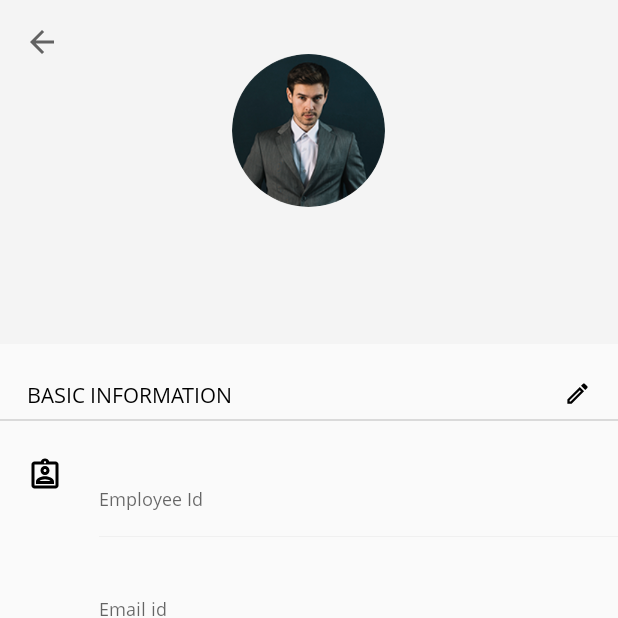
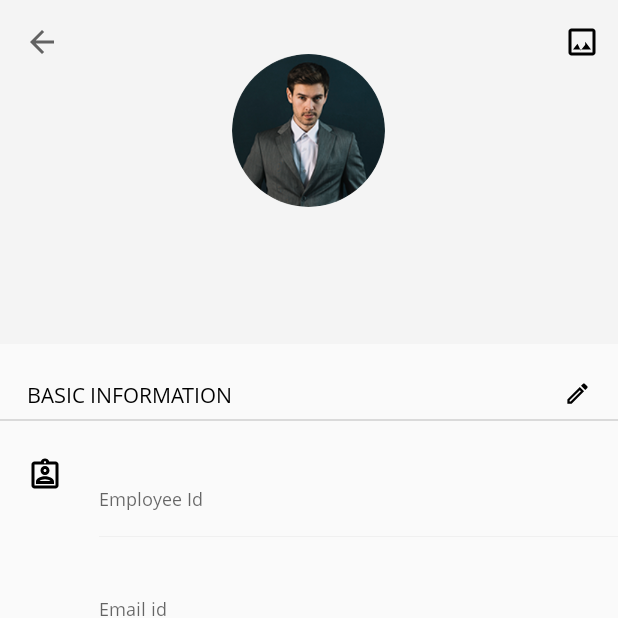
Before and after one commit to AnilWesley/nova-agritech-ems, an Android app: the ViewEmployeeFragment screen opened directly, with no data from a screen before it, on a phone screen of 412 x 824 dp, the top half of it. Run offline under Robolectric (Android 15) with nearby library versions, the phone set to English and light mode, and no system bars; our stand-ins replace CircleImageView, Firebase (no records; nobody signed in at launch, a user with empty details on screens opened directly), data binding; libraries missing offline, so code that uses them is left out: com.karumi.dexter, com.theartofdev.edmodo; pictures from the network do not load.

Commit message:
commit 14

```diff
--- a/app/build.gradle
+++ b/app/build.gradle
@@ -35,6 +35,10 @@ dependencies {
     implementation 'com.google.firebase:firebase-auth:16.1.0'
     //implementation 'com.google.firebase:firebase-firestore:18.0.1'
     implementation 'com.firebaseui:firebase-ui-firestore:4.3.1'
+    implementation 'com.firebaseui:firebase-ui-storage:4.3.1'
+
+    api 'com.theartofdev.edmodo:android-image-cropper:2.8.0'
+    implementation 'com.karumi:dexter:5.0.0'
 
     implementation 'androidx.appcompat:appcompat:1.0.2'
     implementation "androidx.exifinterface:exifinterface:1.0.0"
--- a/app/src/main/java/com/agritech/empmanager/fastpojo/FastEmployee.java
+++ b/app/src/main/java/com/agritech/empmanager/fastpojo/FastEmployee.java
@@ -1,5 +1,6 @@
 package com.agritech.empmanager.fastpojo;
 
+import android.util.Log;
 import android.view.View;
 
 import com.agritech.empmanager.R;
@@ -8,6 +9,7 @@ import com.agritech.empmanager.textdrawable.ColorGenerator;
 import com.agritech.empmanager.textdrawable.TextDrawable;
 import com.agritech.empmanager.utils.Constants;
 import com.agritech.empmanager.utils.GlideApp;
+import com.google.firebase.storage.StorageReference;
 import com.mikepenz.fastadapter.FastAdapter;
 import com.mikepenz.fastadapter.items.AbstractItem;
 
@@ -24,6 +26,8 @@ public class FastEmployee extends AbstractItem<FastEmployee, FastEmployee.ViewHo
     public String designation;
     public String department;
     public String uid;
+
+    public StorageReference sRef;
 
     public FastEmployee() {
     }
@@ -75,9 +79,10 @@ public class FastEmployee extends AbstractItem<FastEmployee, FastEmployee.ViewHo
                     .width(100)
                     .endConfig()
                     .buildRect(employee.fName.charAt(0) + "", ColorGenerator.MATERIAL.getColor(employee.fName));
-            //GlideApp.with(binding.ivProfile).load(drawable).into(binding.ivProfile);
+            GlideApp.with(binding.ivProfile).load(employee.sRef).placeholder(drawable).into(binding.ivProfile);
 
-            binding.ivProfile.setImageDrawable(drawable);
+
+            //binding.ivProfile.setImageDrawable(drawable);
 
             binding.setEmployee(employee);
 
--- a/app/src/main/java/com/agritech/empmanager/fragments/EmployeesFragment.java
+++ b/app/src/main/java/com/agritech/empmanager/fragments/EmployeesFragment.java
@@ -3,6 +3,7 @@ package com.agritech.empmanager.fragments;
 import android.content.Context;
 import android.os.Bundle;
 import android.text.InputType;
+import android.util.Log;
 import android.view.LayoutInflater;
 import android.view.Menu;
 import android.view.MenuInflater;
@@ -16,6 +17,8 @@ import com.agritech.empmanager.databinding.FragmentEmployeesBinding;
 import com.agritech.empmanager.fastpojo.FastEmployee;
 import com.google.firebase.firestore.DocumentChange;
 import com.google.firebase.firestore.FirebaseFirestore;
+import com.google.firebase.storage.FirebaseStorage;
+import com.google.firebase.storage.StorageReference;
 import com.mikepenz.fastadapter.FastAdapter;
 import com.mikepenz.fastadapter.IAdapter;
 import com.mikepenz.fastadapter.adapters.ItemAdapter;
@@ -38,6 +41,8 @@ public class EmployeesFragment extends Fragment implements SearchView.OnQueryTex
     ItemAdapter itemAdapter;
     FirebaseFirestore db;
 
+    StorageReference storageReference;
+
     public EmployeesFragment() {
         // Required empty public constructor
     }
@@ -55,7 +60,7 @@ public class EmployeesFragment extends Fragment implements SearchView.OnQueryTex
         binding = DataBindingUtil.inflate(inflater, R.layout.fragment_employees, container, false);
 
         db = FirebaseFirestore.getInstance();
-
+        storageReference = FirebaseStorage.getInstance().getReference().child("profilePic/");
         binding.rvEmployees.setLayoutManager(new LinearLayoutManager(getActivity()));
         binding.rvEmployees.setHasFixedSize(true);
 
@@ -86,7 +91,7 @@ public class EmployeesFragment extends Fragment implements SearchView.OnQueryTex
                         if (dc.getType() == DocumentChange.Type.ADDED) {
 
                             FastEmployee employee = dc.getDocument().toObject(FastEmployee.class);
-
+                            employee.sRef = storageReference.child(employee.uid+".jpg");
 
                             itemAdapter.add(employee);
 
--- a/app/src/main/java/com/agritech/empmanager/fragments/ViewEmployeeFragment.java
+++ b/app/src/main/java/com/agritech/empmanager/fragments/ViewEmployeeFragment.java
@@ -1,8 +1,15 @@
 package com.agritech.empmanager.fragments;
 
+import android.Manifest;
 import android.content.Context;
+import android.content.Intent;
+import android.net.Uri;
 import android.os.Bundle;
+import android.provider.ContactsContract;
+import android.util.Log;
 import android.view.LayoutInflater;
+import android.view.Menu;
+import android.view.MenuInflater;
 import android.view.MenuItem;
 import android.view.View;
 import android.view.ViewGroup;
@@ -12,14 +19,34 @@ import com.agritech.empmanager.databinding.FragmentProfileBinding;
 import com.agritech.empmanager.databinding.FragmentViewEmployeeBinding;
 import com.agritech.empmanager.textdrawable.ColorGenerator;
 import com.agritech.empmanager.textdrawable.TextDrawable;
+import com.agritech.empmanager.utils.GlideApp;
 import com.agritech.empmanager.utils.PrefUtilities;
+import com.google.android.gms.tasks.OnFailureListener;
+import com.google.android.gms.tasks.OnSuccessListener;
 import com.google.android.material.appbar.AppBarLayout;
 import com.google.firebase.firestore.DocumentSnapshot;
 import com.google.firebase.firestore.FirebaseFirestore;
+import com.google.firebase.storage.FirebaseStorage;
+import com.google.firebase.storage.StorageReference;
+import com.google.firebase.storage.UploadTask;
+import com.karumi.dexter.Dexter;
+import com.karumi.dexter.PermissionToken;
+import com.karumi.dexter.listener.PermissionDeniedResponse;
+import com.karumi.dexter.listener.PermissionGrantedResponse;
+import com.karumi.dexter.listener.PermissionRequest;
+import com.karumi.dexter.listener.single.CompositePermissionListener;
+import com.karumi.dexter.listener.single.PermissionListener;
+import com.karumi.dexter.listener.single.SnackbarOnDeniedPermissionListener;
+import com.theartofdev.edmodo.cropper.CropImage;
+import com.theartofdev.edmodo.cropper.CropImageView;
 
+import androidx.annotation.NonNull;
+import androidx.annotation.Nullable;
 import androidx.appcompat.app.AppCompatActivity;
 import androidx.databinding.DataBindingUtil;
 import androidx.fragment.app.Fragment;
+
+import static android.app.Activity.RESULT_OK;
 
 
 public class ViewEmployeeFragment extends Fragment {
@@ -30,18 +57,27 @@ public class ViewEmployeeFragment extends Fragment {
     AppCompatActivity activity;
     FirebaseFirestore db;
 
-    String name = "Profile", designation, emailId,department;
+    StorageReference storageRef;
+
+    String name = "Profile", designation, emailId, department;
 
 
     public ViewEmployeeFragment() {
         // Required empty public constructor
     }
 
+
+    @Override
+    public void onCreate(@Nullable Bundle savedInstanceState) {
+        setHasOptionsMenu(true);
+        super.onCreate(savedInstanceState);
+    }
+
     public static ViewEmployeeFragment setArguments(String emp_uid) {
 
         ViewEmployeeFragment fragment = new ViewEmployeeFragment();
         Bundle bundle = new Bundle();
-        bundle.putString("emp_uid",emp_uid);
+        bundle.putString("emp_uid", emp_uid);
         fragment.setArguments(bundle);
 
         return fragment;
@@ -54,6 +90,11 @@ public class ViewEmployeeFragment extends Fragment {
                              Bundle savedInstanceState) {
         // Inflate the layout for this fragment
         binding = DataBindingUtil.inflate(inflater, R.layout.fragment_view_employee, container, false);
+
+        String UID = getArguments().getString("emp_uid");
+
+
+        storageRef = FirebaseStorage.getInstance().getReference().child("profilePic/").child(UID + ".jpg");
 
         //for create home button
         activity = (AppCompatActivity) getActivity();
@@ -83,21 +124,16 @@ public class ViewEmployeeFragment extends Fragment {
         });
 
 
-
-
-
         if (mListener != null) {
             //String uid = PrefUtilities.with(getActivity()).getUserId();
 
-            db.collection("Employees").document(getArguments().getString("emp_uid")).get().addOnCompleteListener(task -> {
+            db.collection("Employees").document(UID).get().addOnCompleteListener(task -> {
                 if (task.isSuccessful()) {
                     DocumentSnapshot document = task.getResult();
                     if (document.exists()) {
 
 
-
-
-                        name = document.getString("fName")+" "+document.getString("lName");
+                        name = document.getString("fName") + " " + document.getString("lName");
                         designation = document.getString("designation");
 
                         department = document.getString("department");
@@ -112,16 +148,14 @@ public class ViewEmployeeFragment extends Fragment {
                         binding.tvDepartmentName.setText(department);
 
 
-
                         TextDrawable drawable = TextDrawable.builder()
                                 .beginConfig()
                                 .height(200)
                                 .width(200)
                                 .endConfig()
                                 .buildRect(name.charAt(0) + "", ColorGenerator.MATERIAL.getColor(name));
-                        //GlideApp.with(binding.ivProfile).load(drawable).into(binding.ivProfile);
 
-                        binding.ivProfile.setImageDrawable(drawable);
+                        GlideApp.with(binding.ivProfile).load(storageRef).placeholder(drawable).into(binding.ivProfile);
 
 
                         //Log.d(TAG, "DocumentSnapshot data: " + document.getData());
@@ -134,6 +168,7 @@ public class ViewEmployeeFragment extends Fragment {
             });
 
         }
+
 
         return binding.getRoot();
     }
@@ -158,6 +193,53 @@ public class ViewEmployeeFragment extends Fragment {
     }
 
 
+    @Override
+    public void onActivityResult(int requestCode, int resultCode, Intent data) {
+        if (requestCode == CropImage.CROP_IMAGE_ACTIVITY_REQUEST_CODE) {
+            CropImage.ActivityResult result = CropImage.getActivityResult(data);
+            if (resultCode == RESULT_OK) {
+
+                //imageUri = result.getUri();
+
+                //changeProfilePic(result.getUri());
+
+                binding.pBarUpload.setVisibility(View.VISIBLE);
+
+
+                UploadTask uploadTask = storageRef.putFile(result.getUri());
+                uploadTask.addOnFailureListener(exception -> {
+
+                    binding.pBarUpload.setVisibility(View.GONE);
+
+                }).addOnSuccessListener(taskSnapshot -> {
+                    binding.pBarUpload.setVisibility(View.GONE);
+                    binding.ivProfile.setImageURI(result.getUri());
+                });
+
+
+            } else if (resultCode == CropImage.CROP_IMAGE_ACTIVITY_RESULT_ERROR_CODE) {
+                Exception error = result.getError();
+
+                Log.v("error", error.getMessage());
+
+            }
+
+        }
+
+
+    }
+
+    private void changeProfilePic(Uri uri) {
+
+
+    }
+
+
+    @Override
+    public void onCreateOptionsMenu(Menu menu, MenuInflater inflater) {
+        inflater.inflate(R.menu.view_employee_fragment_menu, menu);
+        super.onCreateOptionsMenu(menu, inflater);
+    }
 
     @Override
     public boolean onOptionsItemSelected(MenuItem item) {
@@ -168,11 +250,22 @@ public class ViewEmployeeFragment extends Fragment {
 
             activity.finish();
 
+        } else if (menuId == R.id.menuProfilePic) {
+
+            CropImage.activity()
+                    .setGuidelines(CropImageView.Guidelines.ON)
+                    .setActivityTitle("Profile Pic")
+                    .setCropShape(CropImageView.CropShape.RECTANGLE)
+                    .setFixAspectRatio(true)
+                    .setRequestedSize(600, 600)
+                    .setAspectRatio(1, 1)
+                    .start(getActivity(), ViewEmployeeFragment.this);
+
+
         }
 
         return super.onOptionsItemSelected(item);
     }
-
 
 
     public interface OnViewEmployeeFragmentInteractionListener {
--- a/app/src/main/java/com/agritech/empmanager/utils/MyAppGlideModule.java
+++ b/app/src/main/java/com/agritech/empmanager/utils/MyAppGlideModule.java
@@ -1,7 +1,24 @@
 package com.agritech.empmanager.utils;
 
+import android.content.Context;
+
+import com.bumptech.glide.Glide;
+import com.bumptech.glide.Registry;
 import com.bumptech.glide.annotation.GlideModule;
 import com.bumptech.glide.module.AppGlideModule;
+import com.firebase.ui.storage.images.FirebaseImageLoader;
+import com.google.firebase.storage.StorageReference;
+
+import java.io.InputStream;
 
 @GlideModule
-public final class MyAppGlideModule extends AppGlideModule {}
+public final class MyAppGlideModule extends AppGlideModule {
+
+    @Override
+    public void registerComponents(Context context, Glide glide, Registry registry) {
+        // Register FirebaseImageLoader to handle StorageReference
+        registry.append(StorageReference.class, InputStream.class,
+                new FirebaseImageLoader.Factory());
+    }
+
+}
--- /dev/null
+++ b/app/src/main/res/drawable/ic_outline_photo_24px.xml
@@ -0,0 +1,9 @@
+<vector xmlns:android="http://schemas.android.com/apk/res/android"
+    android:width="24dp"
+    android:height="24dp"
+    android:viewportWidth="24"
+    android:viewportHeight="24">
+  <path
+      android:fillColor="#FF000000"
+      android:pathData="M19,5v14L5,19L5,5h14m0,-2L5,3c-1.1,0 -2,0.9 -2,2v14c0,1.1 0.9,2 2,2h14c1.1,0 2,-0.9 2,-2L21,5c0,-1.1 -0.9,-2 -2,-2zM14.14,13.86l-3,3.87L9,13.14 6,17h12l-3.86,-5.14z"/>
+</vector>
--- /dev/null
+++ b/app/src/main/res/drawable/progressbar_circular.xml
@@ -0,0 +1,27 @@
+<?xml version="1.0" encoding="utf-8"?>
+<rotate xmlns:android="http://schemas.android.com/apk/res/android"
+    android:fromDegrees="0"
+    android:pivotX="50%"
+    android:pivotY="50%"
+    android:duration="0"
+    android:toDegrees="360" >
+
+    <shape
+        android:innerRadiusRatio="3"
+        android:shape="ring"
+        android:thicknessRatio="40"
+        android:useLevel="false" >
+
+        <size
+            android:height="150dip"
+            android:width="150dip" />
+
+        <gradient
+            android:centerColor="@color/colorPrimary"
+            android:centerY="0.50"
+            android:startColor="@color/colorPrimary"
+            android:type="sweep"
+            android:useLevel="false" />
+    </shape>
+
+</rotate>
--- a/app/src/main/res/layout/fragment_view_employee.xml
+++ b/app/src/main/res/layout/fragment_view_employee.xml
@@ -31,6 +31,15 @@
                 <FrameLayout
                     android:layout_width="match_parent"
                     android:layout_height="wrap_content">
+
+                    <ProgressBar
+                        android:id="@+id/pBarUpload"
+                        android:layout_width="154dp"
+                        android:layout_height="154dp"
+                        android:layout_gravity="center_horizontal"
+                        android:layout_marginTop="10dp"
+                        android:visibility="gone"
+                        android:indeterminateDrawable="@drawable/progressbar_circular"/>
 
                     <LinearLayout
                         android:layout_width="match_parent"
@@ -48,15 +57,15 @@
                               app:tiv_rounding="1" />-->
 
 
-                        <com.agritech.empmanager.imgtransitionlib.TransitionImageView
+                        .<com.agritech.empmanager.imgtransitionlib.TransitionImageView
                             android:id="@+id/ivProfile"
                             android:layout_width="150dp"
                             android:layout_height="150dp"
                             android:layout_gravity="center_horizontal"
                             android:layout_marginTop="12dp"
                             android:padding="24dp"
-                            app:tiv_rounding="1"
-                            android:src="@drawable/profile" />
+                            android:src="@drawable/profile"
+                            app:tiv_rounding="1" />
 
 
                         <TextView
@@ -110,28 +119,27 @@
 
                     <TextView
                         android:layout_width="0dp"
-                        android:layout_weight="1"
                         android:layout_height="wrap_content"
                         android:layout_marginLeft="18dp"
                         android:layout_marginTop="24dp"
                         android:layout_marginBottom="6dp"
+                        android:layout_weight="1"
                         android:text="Basic Information"
                         android:textAllCaps="true"
                         android:textColor="@color/colorBlack" />
 
 
                     <androidx.appcompat.widget.AppCompatImageView
+                        android:id="@+id/aivEditBasicInfo"
                         android:layout_width="30dp"
                         android:layout_height="30dp"
                         android:layout_marginTop="18dp"
+                        android:layout_marginRight="12dp"
                         android:padding="6dp"
-                        android:layout_marginRight="12dp"
                         android:src="@drawable/ic_outline_edit_24px" />
 
 
                 </LinearLayout>
-
-
 
 
                 <TextView
@@ -627,23 +635,23 @@
 
                     <TextView
                         android:layout_width="0dp"
-                        android:layout_weight="1"
                         android:layout_height="wrap_content"
                         android:layout_marginLeft="18dp"
                         android:layout_marginBottom="6dp"
+                        android:layout_weight="1"
                         android:text="Work Information"
                         android:textAllCaps="true"
                         android:textColor="@color/colorBlack" />
 
                     <androidx.appcompat.widget.AppCompatImageView
+                        android:id="@+id/aivEditWorkInfo"
                         android:layout_width="30dp"
                         android:layout_height="30dp"
+                        android:layout_marginRight="12dp"
                         android:padding="6dp"
-                        android:layout_marginRight="12dp"
                         android:src="@drawable/ic_outline_edit_24px" />
 
                 </LinearLayout>
-
 
 
                 <TextView
@@ -879,23 +887,23 @@
 
                     <TextView
                         android:layout_width="0dp"
-                        android:layout_weight="1"
                         android:layout_height="wrap_content"
                         android:layout_marginLeft="18dp"
                         android:layout_marginBottom="6dp"
+                        android:layout_weight="1"
                         android:text="Personal Information"
                         android:textAllCaps="true"
                         android:textColor="@color/colorBlack" />
 
                     <androidx.appcompat.widget.AppCompatImageView
+                        android:id="@+id/aivEditPersonalInfo"
                         android:layout_width="30dp"
                         android:layout_height="30dp"
+                        android:layout_marginRight="12dp"
                         android:padding="6dp"
-                        android:layout_marginRight="12dp"
                         android:src="@drawable/ic_outline_edit_24px" />
 
                 </LinearLayout>
-
 
 
                 <!--   <TextView
@@ -1221,19 +1229,20 @@
 
                     <TextView
                         android:layout_width="0dp"
-                        android:layout_weight="1"
                         android:layout_height="wrap_content"
                         android:layout_marginLeft="18dp"
                         android:layout_marginBottom="6dp"
+                        android:layout_weight="1"
                         android:text="Dependent Details"
                         android:textAllCaps="true"
                         android:textColor="@color/colorBlack" />
 
                     <androidx.appcompat.widget.AppCompatImageView
+                        android:id="@+id/aivEditDependentInfo"
                         android:layout_width="30dp"
                         android:layout_height="30dp"
+                        android:layout_marginRight="12dp"
                         android:padding="6dp"
-                        android:layout_marginRight="12dp"
                         android:src="@drawable/ic_outline_edit_24px" />
 
                 </LinearLayout>
@@ -1566,19 +1575,20 @@
 
                     <TextView
                         android:layout_width="0dp"
-                        android:layout_weight="1"
                         android:layout_height="wrap_content"
                         android:layout_marginLeft="18dp"
                         android:layout_marginBottom="6dp"
+                        android:layout_weight="1"
                         android:text="Leave Directory"
                         android:textAllCaps="true"
                         android:textColor="@color/colorBlack" />
 
                     <androidx.appcompat.widget.AppCompatImageView
+                        android:id="@+id/aivEditLeaveInfo"
                         android:layout_width="30dp"
                         android:layout_height="30dp"
+                        android:layout_marginRight="12dp"
                         android:padding="6dp"
-                        android:layout_marginRight="12dp"
                         android:src="@drawable/ic_outline_edit_24px" />
 
                 </LinearLayout>
@@ -2026,7 +2036,7 @@
                                 android:orientation="vertical">
 
                                 <TextView
-                                    android:id="@+id/tvWorkExperances"
+                                    android:id="@+id/tvWorkExperiences"
                                     android:layout_width="match_parent"
                                     android:layout_height="wrap_content"
                                     android:gravity="start"
--- /dev/null
+++ b/app/src/main/res/menu/view_employee_fragment_menu.xml
@@ -0,0 +1,12 @@
+<?xml version="1.0" encoding="utf-8"?>
+<menu xmlns:android="http://schemas.android.com/apk/res/android"
+    xmlns:app="http://schemas.android.com/apk/res-auto"
+    xmlns:tools="http://schemas.android.com/tools"
+    tools:context="example.javatpoint.com.optionmenu.MainActivity">
+
+    <item
+        android:id="@+id/menuProfilePic"
+        android:icon="@drawable/ic_outline_photo_24px"
+        android:title="Notifications"
+        app:showAsAction="always" />
+</menu>
```
Also changed, not shown: app/src/main/AndroidManifest.xml (+8 -0 lines), 1 other file. Lines whose indentation alone changed are shown as unchanged.
